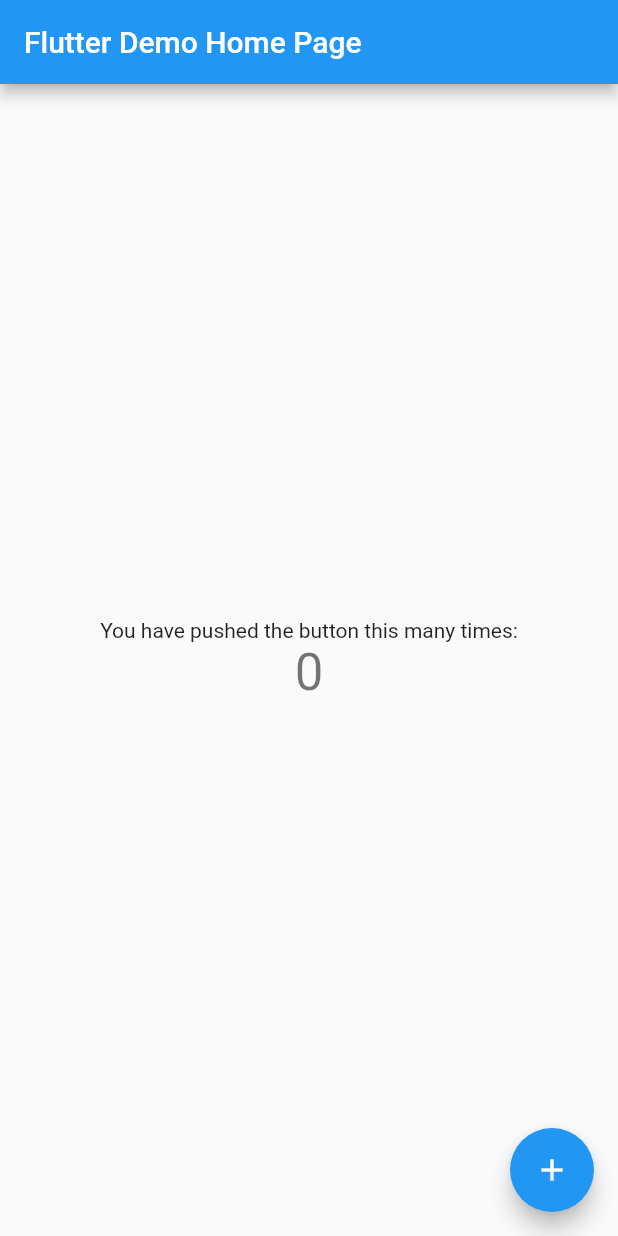
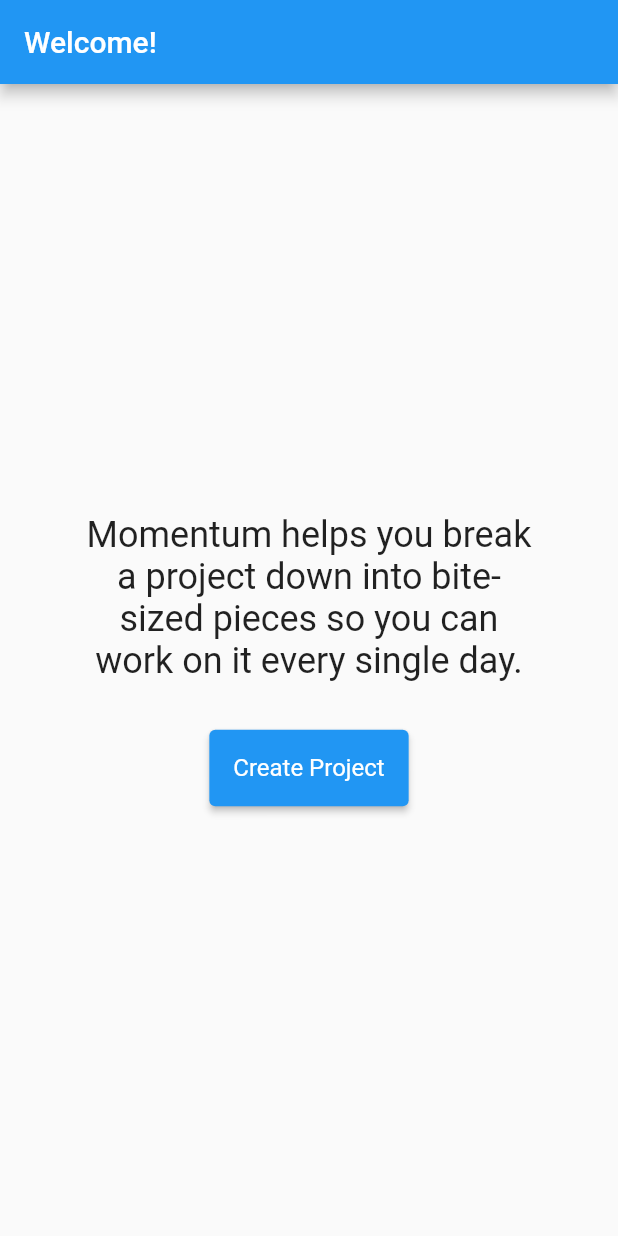
Before and after one commit to appgardenstudios/momentum, a Flutter app: the screen it shows after launch, on a phone screen of 412 x 824 dp. Run offline on Flutter 3.47's test engine with Material 2 defaults, Android fonts, the phone set to English and light mode, and no system bars.

Commit message:
Home Page without project

```diff
--- /dev/null
+++ b/app/lib/boring.dart
@@ -0,0 +1,47 @@
+import 'package:flutter/material.dart';
+
+class BoringH1 extends StatelessWidget {
+  const BoringH1(
+      {Key? key, required this.text, this.textAlign = TextAlign.start})
+      : super(key: key);
+
+  final String text;
+  final TextAlign textAlign;
+
+  @override
+  Widget build(BuildContext context) {
+    return Text(
+      text,
+      style: const TextStyle(fontSize: 24),
+      textAlign: TextAlign.center,
+    );
+  }
+}
+
+enum BoringButtonRole {
+  primary,
+  secondary,
+  success,
+  link,
+}
+
+class BoringButton extends StatelessWidget {
+  const BoringButton(
+      {Key? key, this.text = '', this.role = BoringButtonRole.primary})
+      : super(key: key);
+
+  final String text;
+  final BoringButtonRole role;
+
+  @override
+  Widget build(BuildContext context) {
+    return ElevatedButton(
+      style: ElevatedButton.styleFrom(
+        textStyle: const TextStyle(fontSize: 16),
+        padding: const EdgeInsets.all(16.0),
+      ),
+      onPressed: () => {},
+      child: Text(text),
+    );
+  }
+}
--- a/app/lib/main.dart
+++ b/app/lib/main.dart
@@ -1,4 +1,6 @@
 import 'package:flutter/material.dart';
+
+import 'package:momentum/boring.dart';
 
 void main() {
   runApp(const MyApp());
@@ -7,109 +9,52 @@ void main() {
 class MyApp extends StatelessWidget {
   const MyApp({Key? key}) : super(key: key);
 
-  // This widget is the root of your application.
   @override
   Widget build(BuildContext context) {
     return MaterialApp(
-      title: 'Flutter Demo',
+      debugShowCheckedModeBanner: false,
+      title: 'Momentum',
       theme: ThemeData(
-        // This is the theme of your application.
-        //
-        // Try running your application with "flutter run". You'll see the
-        // application has a blue toolbar. Then, without quitting the app, try
-        // changing the primarySwatch below to Colors.green and then invoke
-        // "hot reload" (press "r" in the console where you ran "flutter run",
-        // or simply save your changes to "hot reload" in a Flutter IDE).
-        // Notice that the counter didn't reset back to zero; the application
-        // is not restarted.
         primarySwatch: Colors.blue,
       ),
-      home: const MyHomePage(title: 'Flutter Demo Home Page'),
+      home: const HomePage(),
     );
   }
 }
 
-class MyHomePage extends StatefulWidget {
-  const MyHomePage({Key? key, required this.title}) : super(key: key);
-
-  // This widget is the home page of your application. It is stateful, meaning
-  // that it has a State object (defined below) that contains fields that affect
-  // how it looks.
-
-  // This class is the configuration for the state. It holds the values (in this
-  // case the title) provided by the parent (in this case the App widget) and
-  // used by the build method of the State. Fields in a Widget subclass are
-  // always marked "final".
-
-  final String title;
+class HomePage extends StatefulWidget {
+  const HomePage({Key? key}) : super(key: key);
 
   @override
-  State<MyHomePage> createState() => _MyHomePageState();
+  State<HomePage> createState() => _HomePageState();
 }
 
-class _MyHomePageState extends State<MyHomePage> {
-  int _counter = 0;
-
-  void _incrementCounter() {
-    setState(() {
-      // This call to setState tells the Flutter framework that something has
-      // changed in this State, which causes it to rerun the build method below
-      // so that the display can reflect the updated values. If we changed
-      // _counter without calling setState(), then the build method would not be
-      // called again, and so nothing would appear to happen.
-      _counter++;
-    });
-  }
-
+class _HomePageState extends State<HomePage> {
   @override
   Widget build(BuildContext context) {
-    // This method is rerun every time setState is called, for instance as done
-    // by the _incrementCounter method above.
-    //
-    // The Flutter framework has been optimized to make rerunning build methods
-    // fast, so that you can just rebuild anything that needs updating rather
-    // than having to individually change instances of widgets.
     return Scaffold(
       appBar: AppBar(
-        // Here we take the value from the MyHomePage object that was created by
-        // the App.build method, and use it to set our appbar title.
-        title: Text(widget.title),
+        title: const Text('Welcome!'),
+        centerTitle: false,
       ),
       body: Center(
-        // Center is a layout widget. It takes a single child and positions it
-        // in the middle of the parent.
         child: Column(
-          // Column is also a layout widget. It takes a list of children and
-          // arranges them vertically. By default, it sizes itself to fit its
-          // children horizontally, and tries to be as tall as its parent.
-          //
-          // Invoke "debug painting" (press "p" in the console, choose the
-          // "Toggle Debug Paint" action from the Flutter Inspector in Android
-          // Studio, or the "Toggle Debug Paint" command in Visual Studio Code)
-          // to see the wireframe for each widget.
-          //
-          // Column has various properties to control how it sizes itself and
-          // how it positions its children. Here we use mainAxisAlignment to
-          // center the children vertically; the main axis here is the vertical
-          // axis because Columns are vertical (the cross axis would be
-          // horizontal).
           mainAxisAlignment: MainAxisAlignment.center,
           children: <Widget>[
-            const Text(
-              'You have pushed the button this many times:',
-            ),
-            Text(
-              '$_counter',
-              style: Theme.of(context).textTheme.headline4,
+            Container(
+                constraints: const BoxConstraints(minWidth: 100, maxWidth: 300),
+                margin: const EdgeInsets.only(bottom: 32.0),
+                child: const BoringH1(
+                  text:
+                      'Momentum helps you break a project down into bite-sized pieces so you can work on it every single day.',
+                  textAlign: TextAlign.center,
+                )),
+            const BoringButton(
+              text: 'Create Project',
             ),
           ],
         ),
       ),
-      floatingActionButton: FloatingActionButton(
-        onPressed: _incrementCounter,
-        tooltip: 'Increment',
-        child: const Icon(Icons.add),
-      ), // This trailing comma makes auto-formatting nicer for build methods.
     );
   }
 }
```
